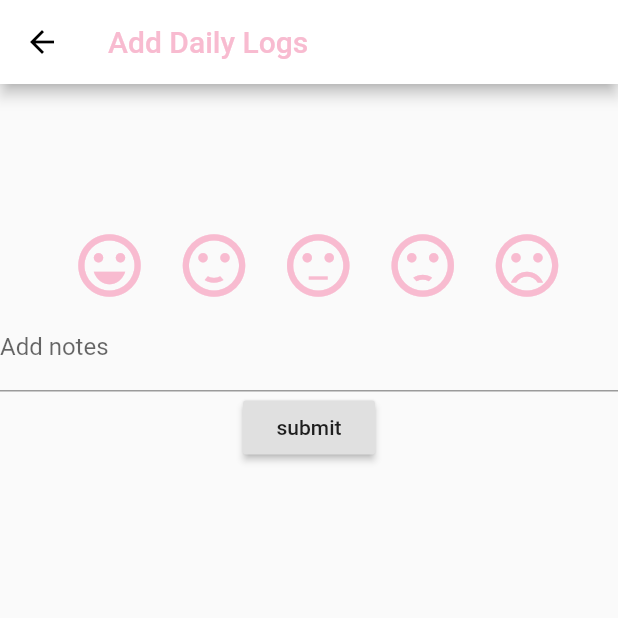
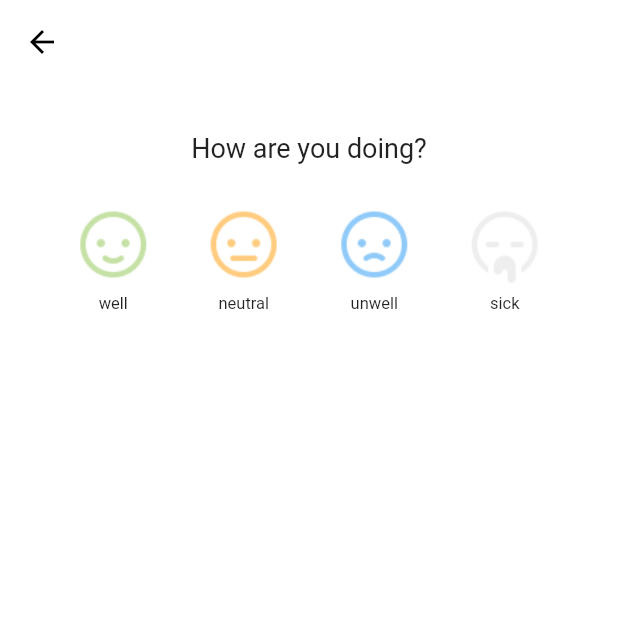
Before and after one commit to littlemisst/dsc-solution-challenge, a Flutter app: the AddDailyLogs screen opened directly, on a phone screen of 412 x 824 dp, the top half of it. Run offline on Flutter 3.47's test engine with Material 2 defaults, Android fonts, the phone set to English and light mode, and no system bars; our stand-ins replace charts_flutter, cloud_firestore, datetime_picker_formfield, firebase_auth, firebase_storage, flutter_speed_dial and 5 more; missing offline and left inert: flutter_scale, multi_page_form; accounts and stored records are empty; generated files the repository leaves out were written again.

Commit message:
made icon widget and datetime widget (again)

```diff
--- /dev/null
+++ b/lib/common-widgets/iconItem.dart
@@ -0,0 +1,38 @@
+import 'package:flutter/material.dart';
+
+class IconItem extends StatelessWidget {
+  const IconItem(
+    this.icon,
+    this.text,
+    this.iconSize,
+    this.iconColor,
+    this.onPressed
+  );
+  final AssetImage icon;
+  final String text;
+  final double iconSize;
+  final Color iconColor;
+  final VoidCallback onPressed;
+
+  @override
+  Widget build(BuildContext context) {
+    var flatButton = FlatButton(
+        child: ImageIcon(
+          icon,
+          size: iconSize,
+          color: iconColor
+        ),
+        color: Colors.white,
+        shape: CircleBorder(side: BorderSide.none),
+        materialTapTargetSize: MaterialTapTargetSize.shrinkWrap,
+        onPressed: onPressed
+      );
+    return Column(
+      children: <Widget>[
+        flatButton,
+        SizedBox(height: 3),
+        Text(text, style: TextStyle(fontSize: 11)),
+      ],
+    );
+  }
+}
--- a/lib/pages/addDailyLog.dart
+++ b/lib/pages/addDailyLog.dart
@@ -1,5 +1,6 @@
 import 'package:flutter/material.dart';
 import 'package:me_daily/api/view_task_api.dart';
+import 'package:me_daily/common-widgets/iconItem.dart';
 import 'package:me_daily/model/logs.dart';
 import 'package:me_daily/api/daily_logs_api.dart';
 
@@ -13,71 +14,21 @@ class _AddDailyLogsState extends State<AddDailyLogs> {
 
   Logs _logs = Logs();
 
-  void _chooseEmotion(String emotion) {
+  Future<void> _chooseEmotion(String emotion) {
     setState(() {
       _logs.emotion = emotion;
     });
   }
 
   Widget _buildChooseEmotions() {
-    return Container(
-      padding: EdgeInsets.fromLTRB(32, 96, 32, 0),
-      child: Row(
-        crossAxisAlignment: CrossAxisAlignment.center,
+      return Row(
         children: <Widget>[
-          Expanded(
-            child: FlatButton(
-              onPressed:()=> _chooseEmotion("rad"),
-              child: Icon(
-                Icons.sentiment_very_satisfied,
-                size: 50,
-                color: Colors.pink[100],
-              ),
-            ),
-          ),
-          Expanded(
-            child: FlatButton(
-              onPressed: ()=> _chooseEmotion("good"),
-              child: Icon(
-                Icons.sentiment_satisfied,
-                size: 50,
-                color: Colors.pink[100],
-              ),
-            ),
-          ),
-          Expanded(
-            child: FlatButton(
-              onPressed: ()=> _chooseEmotion("meh"),
-              child: Icon(
-                Icons.sentiment_neutral,
-                size: 50,
-                color: Colors.pink[100],
-              ),
-            ),
-          ),
-          Expanded(
-            child: FlatButton(
-              onPressed: ()=> _chooseEmotion("bad"),
-              child: Icon(
-                Icons.sentiment_dissatisfied,
-                size: 50,
-                color: Colors.pink[100],
-              ),
-            ),
-          ),
-          Expanded(
-            child: FlatButton(
-              onPressed: ()=> _chooseEmotion("Sad"),
-              child: Icon(
-                Icons.sentiment_very_dissatisfied,
-                size: 50,
-                color: Colors.pink[100],
-              ),
-            ),
-          ),
+          Expanded(child: IconItem(AssetImage("images/well.png"), 'well', 60, Colors.lightGreen[200], () => _chooseEmotion('well'))),
+          Expanded(child:IconItem(AssetImage("images/neutral.png"), 'neutral', 60, Colors.orange[200], () => _chooseEmotion('fine'))),
+          Expanded(child:IconItem(AssetImage("images/unwell.png"), 'unwell', 60, Colors.blue[200], () => _chooseEmotion('unwell'))),
+          Expanded(child:IconItem(AssetImage("images/sick.png"), 'sick', 60, Colors.grey[200], () => _chooseEmotion('unwell'))),
         ],
-      ),
-    );
+      );
   }
 
   Widget _buildDrinkWater(){
@@ -104,29 +55,19 @@ class _AddDailyLogsState extends State<AddDailyLogs> {
 
   @override
   Widget build(BuildContext context) {
-    updateTask();
     return Scaffold(
+      backgroundColor: Colors.white,
       appBar: AppBar(
-        title:
-            Text('Add Daily Logs', style: TextStyle(color: Colors.pink[100])),
         backgroundColor: Colors.white,
+        elevation: 0,
       ),
-      body: Form(
-        key: _formKey,
+      body: SingleChildScrollView(
+        padding: EdgeInsets.fromLTRB(32, 32, 32, 0),
         child: Column(
           children: <Widget>[
+            Text('How are you doing?', style: TextStyle(fontSize: 18.0)),
+            SizedBox(height: 24),
             _buildChooseEmotions(),
-            _buildAddNotes(),
-            RaisedButton(
-              child: Text('submit'),
-              onPressed: () {
-                if(!_formKey.currentState.validate()){
-                  return;
-                }
-
-                submit(_logs);
-              },
-            )
           ],
         ),
       ),
--- a/lib/pages/update_profile.dart
+++ b/lib/pages/update_profile.dart
@@ -154,7 +154,7 @@ class _UpdateProfileState extends State<UpdateProfile> {
           _profile.address = value;
         }),
         SizedBox(height: 30.0),
-        buildDatePicker(context, _profile.birthDate, 'Birthdate',
+        DatePicker('Birthdate',
             (DateTime value) {
           _profile.birthDate = value;
         }),
--- a/pubspec.yaml
+++ b/pubspec.yaml
@@ -77,6 +77,10 @@ flutter:
     - images/drink.png
     - images/appointments.png
     - images/exercise.png
+    - images/well.png
+    - images/unwell.png
+    - images/neutral.png
+    - images/sick.png
 
   # An image asset can refer to one or more resolution-specific "variants", see
   # https://flutter.dev/assets-and-images/#resolution-aware.
```
Also changed, not shown: lib/common-widgets/datePicker.dart (+12 -2 lines), lib/pages/addTask.dart (+22 -43 lines), images/neutral.png (added), images/sick.png (added), images/unwell.png (added), images/well.png (added).
